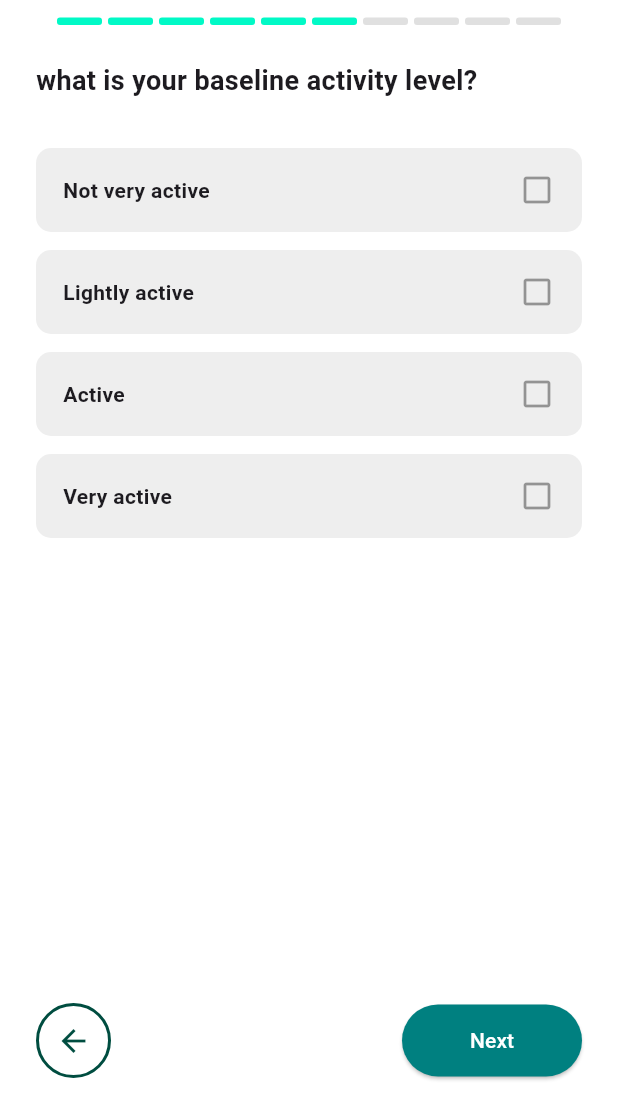
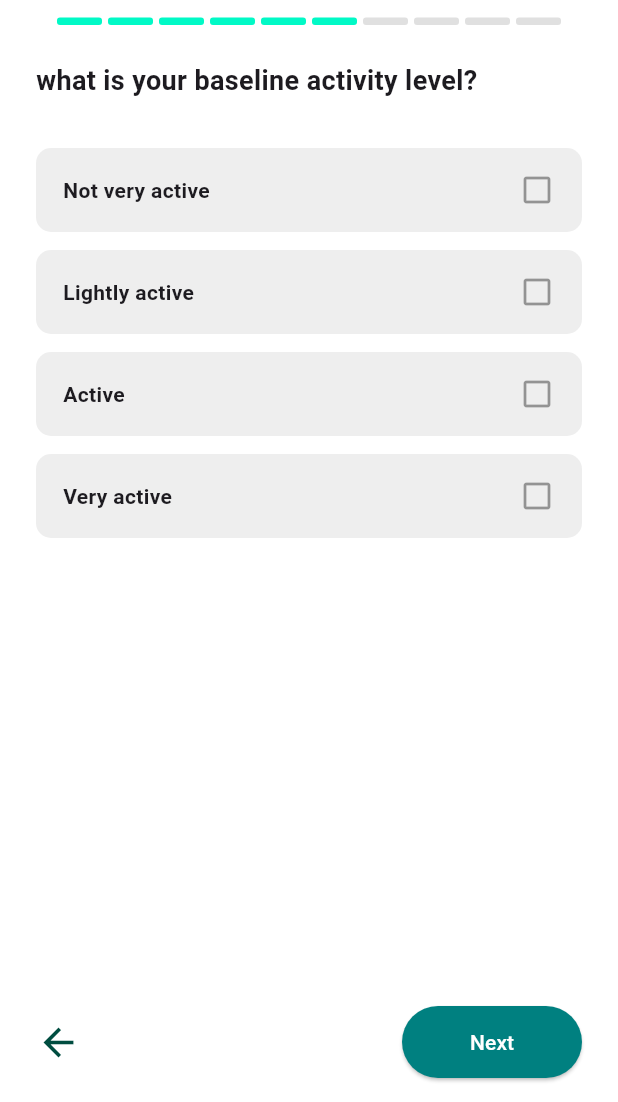
Before and after one commit to LilEurey/NutrixApp, a Flutter app: the ActivityScreen screen opened by its route, on a phone screen of 412 x 824 dp, the part 134-1236 px from its top. Run offline on Flutter 3.47's test engine with Material 3 defaults, Android fonts, the light colour scheme and no system bars; Roboto replaces fonts that are missing (Poppins).

Commit message:
change icon nav

```diff
--- a/frontend/lib/widgets/navigation_buttons.dart
+++ b/frontend/lib/widgets/navigation_buttons.dart
@@ -13,22 +13,10 @@ class NavigationButtons extends StatelessWidget {
           onTap: () {
             Navigator.pop(context);
           },
-          child: Container(
-            width: 50,
-            height: 50,
-            decoration: BoxDecoration(
-              shape: BoxShape.circle,
-              border: Border.all(
-                color: const Color(
-                  0xFF004D40,
-                ), // or 0xFF008080 if you want teal like button
-                width: 2,
-              ),
-            ),
-            child: const Icon(
-              Icons.arrow_back,
-              color: Color(0xFF004D40), // dark teal
-            ),
+          child: const Icon(
+            Icons.arrow_back,
+            size: 30,
+            color: Color(0xFF004D40),
           ),
         ),
 
```
